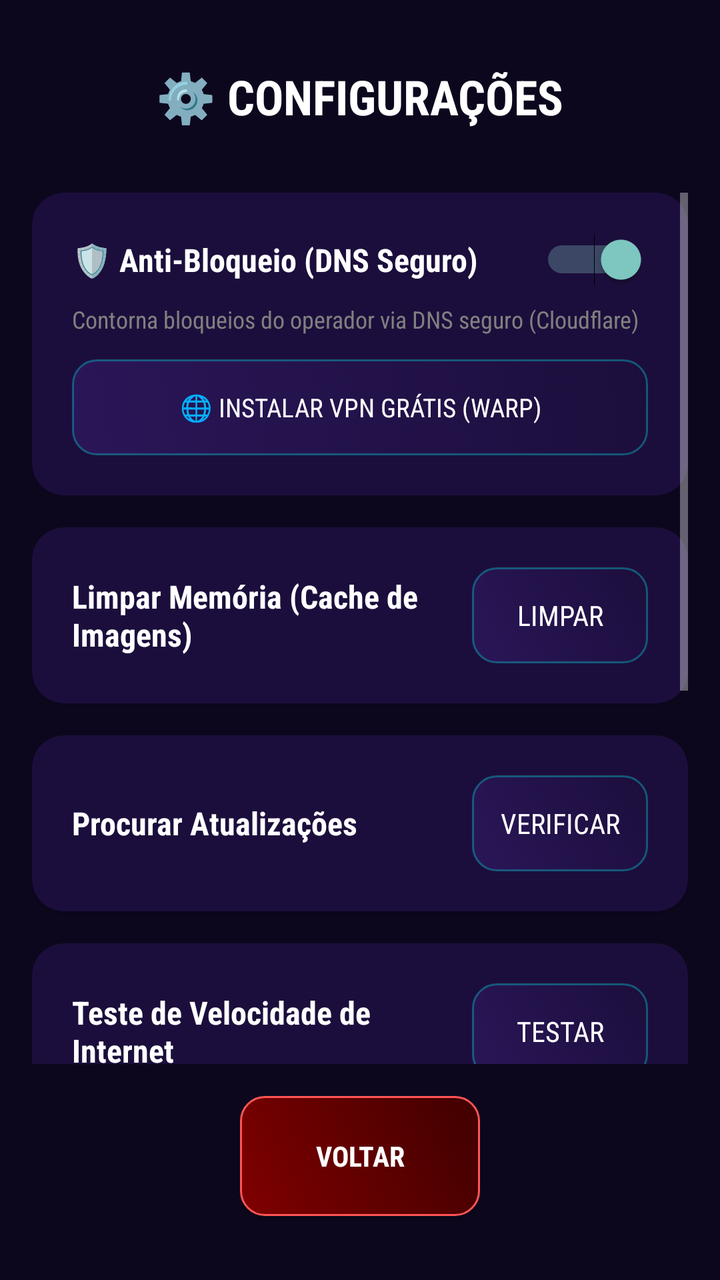
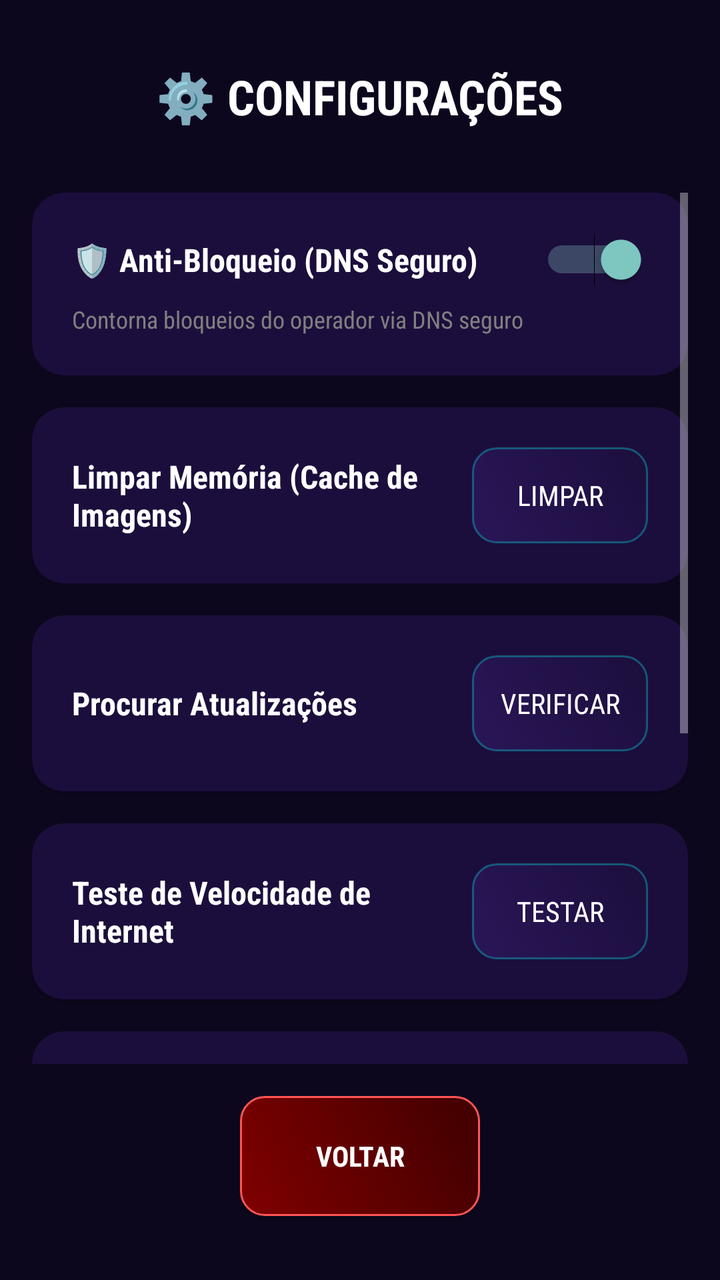

Screens rendered from an Android XML layout before and after an edit, with the pre-edit source and the edit as a unified diff.
<!-- AndroidManifest.xml: activity theme AppTheme -->
<!-- res/layout/activity_settings.xml -->
<?xml version="1.0" encoding="utf-8"?>
<androidx.constraintlayout.widget.ConstraintLayout xmlns:android="http://schemas.android.com/apk/res/android"
    xmlns:app="http://schemas.android.com/apk/res-auto"
    xmlns:tools="http://schemas.android.com/tools"
    android:layout_width="match_parent"
    android:layout_height="match_parent"
    android:background="#0D071E"
    tools:context=".SettingsActivity">

    <TextView
        android:id="@+id/tvSettingsTitle"
        android:layout_width="wrap_content"
        android:layout_height="wrap_content"
        android:layout_marginTop="32dp"
        android:text="⚙️ CONFIGURAÇÕES"
        android:textColor="#FFFFFF"
        android:textSize="24sp"
        android:textStyle="bold"
        app:layout_constraintEnd_toEndOf="parent"
        app:layout_constraintStart_toStartOf="parent"
        app:layout_constraintTop_toTopOf="parent" />

    <ScrollView
        android:id="@+id/svSettings"
        android:layout_width="0dp"
        android:layout_height="0dp"
        android:layout_marginTop="32dp"
        android:layout_marginBottom="16dp"
        android:layout_marginHorizontal="16dp"
        app:layout_constraintWidth_max="700dp"
        app:layout_constraintEnd_toEndOf="parent"
        app:layout_constraintStart_toStartOf="parent"
        app:layout_constraintTop_toBottomOf="@id/tvSettingsTitle"
        app:layout_constraintBottom_toTopOf="@id/btnBack">

        <LinearLayout
            android:layout_width="match_parent"
            android:layout_height="wrap_content"
            android:orientation="vertical"
            android:paddingBottom="24dp">

            <androidx.cardview.widget.CardView
                android:layout_width="match_parent"
                android:layout_height="wrap_content"
                android:layout_marginBottom="16dp"
                app:cardBackgroundColor="#1C0E3C"
                app:cardCornerRadius="16dp">

                <LinearLayout
                    android:layout_width="match_parent"
                    android:layout_height="wrap_content"
                    android:orientation="vertical"
                    android:padding="20dp">

                    <LinearLayout
                        android:layout_width="match_parent"
                        android:layout_height="wrap_content"
                        android:gravity="center_vertical"
                        android:orientation="horizontal">

                        <TextView
                            android:layout_width="0dp"
                            android:layout_height="wrap_content"
                            android:layout_weight="1"
                            android:text="🛡️ Anti-Bloqueio (DNS Seguro)"
                            android:textColor="#FFFFFF"
                            android:textSize="16sp"
                            android:textStyle="bold" />

                        <Switch
                            android:id="@+id/switchVpn"
                            android:layout_width="wrap_content"
                            android:layout_height="wrap_content"
                            android:checked="true" />

                    </LinearLayout>

                    <TextView
                        android:layout_width="match_parent"
                        android:layout_height="wrap_content"
                        android:layout_marginTop="8dp"
                        android:text="Contorna bloqueios do operador via DNS seguro (Cloudflare)"
                        android:textColor="#808080"
                        android:textSize="12sp" />

                    <Button
                        android:id="@+id/btnInstallWarp"
                        android:layout_width="match_parent"
                        android:layout_height="wrap_content"
                        android:layout_marginTop="12dp"
                        android:background="@drawable/bg_button_neon"
                        android:text="🌐 INSTALAR VPN GRÁTIS (WARP)"
                        android:textColor="#FFFFFF"
                        android:textSize="13sp" />

                </LinearLayout>
            </androidx.cardview.widget.CardView>

            <androidx.cardview.widget.CardView
                android:layout_width="match_parent"
                android:layout_height="wrap_content"
                android:layout_marginBottom="16dp"
                app:cardBackgroundColor="#1C0E3C"
                app:cardCornerRadius="16dp">

                <LinearLayout
                    android:layout_width="match_parent"
                    android:layout_height="wrap_content"
                    android:gravity="center_vertical"
                    android:orientation="horizontal"
                    android:padding="20dp">

                    <TextView
                        android:layout_width="0dp"
                        android:layout_height="wrap_content"
                        android:layout_weight="1"
                        android:text="Limpar Memória (Cache de Imagens)"
                        android:textColor="#FFFFFF"
                        android:textSize="16sp"
                        android:textStyle="bold" />

                    <Button
                        android:id="@+id/btnClearCache"
                        android:layout_width="wrap_content"
                        android:layout_height="wrap_content"
                        android:background="@drawable/bg_button_neon"
                        android:text="LIMPAR"
                        android:textColor="#FFFFFF" />

                </LinearLayout>
            </androidx.cardview.widget.CardView>


            <androidx.cardview.widget.CardView
                android:layout_width="match_parent"
                android:layout_height="wrap_content"
                android:layout_marginBottom="16dp"
                app:cardCornerRadius="16dp"
                app:cardBackgroundColor="#1C0E3C">

                <LinearLayout
                    android:layout_width="match_parent"
                    android:layout_height="wrap_content"
                    android:orientation="horizontal"
                    android:padding="20dp"
                    android:gravity="center_vertical">

                    <TextView
                        android:layout_width="0dp"
                        android:layout_height="wrap_content"
                        android:layout_weight="1"
                        android:text="Procurar Atualizações"
                        android:textColor="#FFFFFF"
                        android:textSize="16sp"
                        android:textStyle="bold"/>

                    <Button
                        android:id="@+id/btnUpdateApp"
                        android:layout_width="wrap_content"
                        android:layout_height="wrap_content"
                        android:text="VERIFICAR"
                        android:background="@drawable/bg_button_neon"
                        android:textColor="#FFFFFF"/>

                </LinearLayout>
            </androidx.cardview.widget.CardView>

            
            <androidx.cardview.widget.CardView
                android:layout_width="match_parent"
                android:layout_height="wrap_content"
                android:layout_marginBottom="16dp"
                app:cardCornerRadius="16dp"
                app:cardBackgroundColor="#1C0E3C">

                <LinearLayout
                    android:layout_width="match_parent"
                    android:layout_height="wrap_content"
                    android:orientation="vertical"
                    android:padding="20dp">

                    <LinearLayout
                        android:layout_width="match_parent"
                        android:layout_height="wrap_content"
                        android:orientation="horizontal"
                        android:gravity="center_vertical">
                        
                        <TextView
                            android:layout_width="0dp"
                            android:layout_height="wrap_content"
                            android:layout_weight="1"
                            android:text="Teste de Velocidade de Internet"
                            android:textColor="#FFFFFF"
                            android:textSize="16sp"
                            android:textStyle="bold"/>

                        <Button
                            android:id="@+id/btnSpeedTest"
                            android:layout_width="wrap_content"
                            android:layout_height="wrap_content"
                            android:text="TESTAR"
                            android:background="@drawable/bg_button_neon"
                            android:textColor="#FFFFFF"/>
                    </LinearLayout>

                    <TextView
                        android:id="@+id/tvSpeedResult"
                        android:layout_width="match_parent"
                        android:layout_height="wrap_content"
                        android:layout_marginTop="16dp"
                        android:text="Aguardando Teste..."
                        android:textAlignment="center"
                        android:textColor="#A0A0A0"
                        android:textSize="16sp"
                        android:textStyle="bold"
                        android:visibility="gone"/>

                </LinearLayout>
            </androidx.cardview.widget.CardView>

            
            <androidx.cardview.widget.CardView
                android:layout_width="match_parent"
                android:layout_height="wrap_content"
                app:cardCornerRadius="16dp"
                app:cardBackgroundColor="#1C0E3C">

                <LinearLayout
                    android:layout_width="match_parent"
                    android:layout_height="wrap_content"
                    android:orientation="vertical"
                    android:padding="20dp">

                    <LinearLayout
                        android:layout_width="match_parent"
                        android:layout_height="wrap_content"
                        android:orientation="horizontal"
                        android:gravity="center_vertical">
                        
                        <TextView
                            android:layout_width="0dp"
                            android:layout_height="wrap_content"
                            android:layout_weight="1"
                            android:text="Otimizar TV Box (Limpar Lixo/RAM)"
                            android:textColor="#FFFFFF"
                            android:textSize="16sp"
                            android:textStyle="bold"/>

                        <Button
                            android:id="@+id/btnOptimize"
                            android:layout_width="wrap_content"
                            android:layout_height="wrap_content"
                            android:text="OTIMIZAR"
                            android:background="@drawable/bg_button_neon"
                            android:textColor="#FFFFFF"/>
                    </LinearLayout>

                    <TextView
                        android:id="@+id/tvOptimizeResult"
                        android:layout_width="match_parent"
                        android:layout_height="wrap_content"
                        android:layout_marginTop="16dp"
                        android:text="Aguardando..."
                        android:textAlignment="center"
                        android:textColor="#A0A0A0"
                        android:textSize="16sp"
                        android:textStyle="bold"
                        android:visibility="gone"/>

                </LinearLayout>
            </androidx.cardview.widget.CardView>

            <androidx.cardview.widget.CardView
                android:layout_width="match_parent"
                android:layout_height="wrap_content"
                android:layout_marginTop="32dp"
                android:layout_marginBottom="16dp"
                app:cardBackgroundColor="#1C0E3C"
                app:cardCornerRadius="16dp">

                <LinearLayout
                    android:layout_width="match_parent"
                    android:layout_height="wrap_content"
                    android:gravity="center_vertical"
                    android:orientation="horizontal"
                    android:padding="20dp">

                    <TextView
                        android:layout_width="0dp"
                        android:layout_height="wrap_content"
                        android:layout_weight="1"
                        android:text="Sair da Conta (Logout)"
                        android:textColor="#FFFFFF"
                        android:textSize="16sp"
                        android:textStyle="bold" />

                    <Button
                        android:id="@+id/btnLogout"
                        android:layout_width="wrap_content"
                        android:layout_height="wrap_content"
                        android:background="@drawable/bg_button_exit"
                        android:text="SAIR"
                        android:textColor="#FFFFFF" />

                </LinearLayout>
            </androidx.cardview.widget.CardView>

            <TextView
                android:id="@+id/tvAppVersion"
                android:layout_width="match_parent"
                android:layout_height="wrap_content"
                android:textAlignment="center"
                android:textColor="#A0A0A0"
                android:textSize="14sp"
                android:layout_marginBottom="16dp"
                android:text="Versão --"/>

        </LinearLayout>
    </ScrollView>

    <Button
        android:id="@+id/btnBack"
        android:layout_width="120dp"
        android:layout_height="60dp"
        android:layout_marginBottom="32dp"
        android:background="@drawable/bg_button_exit"
        android:text="VOLTAR"
        android:textColor="#FFFFFF"
        android:textStyle="bold"
        app:layout_constraintBottom_toBottomOf="parent"
        app:layout_constraintEnd_toEndOf="parent"
        app:layout_constraintStart_toStartOf="parent" />

</androidx.constraintlayout.widget.ConstraintLayout>
<!-- resources referenced by this layout -->
<resources>
  <!-- drawable bg_button_exit (drawable) -->
  <?xml version="1.0" encoding="utf-8"?>
  <selector xmlns:android="http://schemas.android.com/apk/res/android">
      <item android:state_focused="true">
          <shape android:shape="rectangle">
              <solid android:color="#FF5555"/>
              <corners android:radius="12dp"/>
              <stroke android:width="3dp" android:color="#FF0000"/>
          </shape>
      </item>
      <item>
          <shape android:shape="rectangle">
              <gradient android:startColor="#800000" android:endColor="#400000" android:angle="45"/>
              <corners android:radius="12dp"/>
              <stroke android:width="1dp" android:color="#FF5555"/>
          </shape>
      </item>
  </selector>
  <!-- drawable bg_button_neon (drawable) -->
  <?xml version="1.0" encoding="utf-8"?>
  <selector xmlns:android="http://schemas.android.com/apk/res/android">
      <item android:state_focused="true">
          <shape android:shape="rectangle">
              <solid android:color="#8000FFFF"/>
              <corners android:radius="12dp"/>
              <stroke android:width="4dp" android:color="#FFFFFF"/>
          </shape>
      </item>
      <item>
          <shape android:shape="rectangle">
              <gradient android:startColor="#2A1658" android:endColor="#1C0E3C" android:angle="45"/>
              <corners android:radius="12dp"/>
              <stroke android:width="1dp" android:color="#4D00FFFF"/>
          </shape>
      </item>
  </selector>
  <style name="AppTheme" parent="Theme.AppCompat.NoActionBar">
          <item name="android:fontFamily">sans-serif-condensed</item>
      </style>
</resources>

<!-- the commit's change to res/layout/activity_settings.xml (unified diff, before → after) -->
@@ -79,19 +79,9 @@
                         android:layout_width="match_parent"
                         android:layout_height="wrap_content"
                         android:layout_marginTop="8dp"
-                        android:text="Contorna bloqueios do operador via DNS seguro (Cloudflare)"
+                        android:text="Contorna bloqueios do operador via DNS seguro"
                         android:textColor="#808080"
                         android:textSize="12sp" />
-
-                    <Button
-                        android:id="@+id/btnInstallWarp"
-                        android:layout_width="match_parent"
-                        android:layout_height="wrap_content"
-                        android:layout_marginTop="12dp"
-                        android:background="@drawable/bg_button_neon"
-                        android:text="🌐 INSTALAR VPN GRÁTIS (WARP)"
-                        android:textColor="#FFFFFF"
-                        android:textSize="13sp" />
 
                 </LinearLayout>
             </androidx.cardview.widget.CardView>
